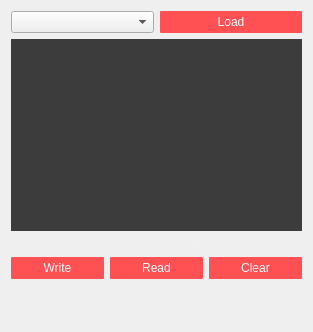
The window that GS/GUI/missionwidget.ui (UCI-UAVForge/GroundStation) describes before a commit, drawn with Qt 5.
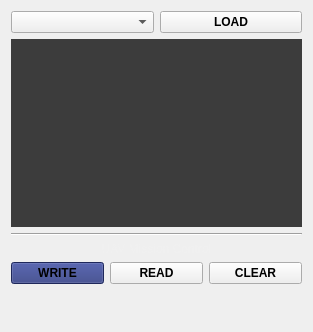
The same window after the commit. Custom widgets are drawn as their Qt base class.

```diff
--- a/GS/GUI/missionwidget.ui
+++ b/GS/GUI/missionwidget.ui
@@ -10,22 +10,25 @@
     <height>332</height>
    </rect>
   </property>
+  <property name="font">
+   <font>
+    <weight>50</weight>
+    <bold>false</bold>
+   </font>
+  </property>
   <property name="windowTitle">
    <string>Form</string>
   </property>
   <property name="styleSheet">
-   <string notr="true">QLabel {
+   <string notr="true">QComboBox {
+	outline: 0;
+}
+
+QLabel {
 	color:rgb(240,240,240);
 }
-QPushButton:pressed {
-	background-color: rgb(235,235,235)
-}
-QPushButton {
-border: 0px solid rgb(200,200,200);
-border-radius: 1px;
-background-color:rgb(255, 80, 83);
-padding:4px;
-	color: white;
+QPushButton#writeButton{
+	background-color:rgb(44, 56, 127)
 }
 
 QHeaderView {
@@ -41,7 +44,7 @@
 }</string>
   </property>
   <layout class="QGridLayout" name="gridLayout_2">
-   <item row="4" column="0">
+   <item row="6" column="0">
     <spacer name="verticalSpacer">
      <property name="orientation">
       <enum>Qt::Vertical</enum>
@@ -83,12 +86,15 @@
        </widget>
       </item>
       <item>
-       <widget class="QPushButton" name="loadButton">
-        <property name="enabled">
-         <bool>true</bool>
+       <widget class="CustomRaisedButton" name="loadButton">
+        <property name="font">
+         <font>
+          <weight>75</weight>
+          <bold>true</bold>
+         </font>
         </property>
         <property name="text">
-         <string>Load</string>
+         <string>LOAD</string>
         </property>
        </widget>
       </item>
@@ -96,29 +102,14 @@
     </widget>
    </item>
    <item row="3" column="0">
-    <layout class="QGridLayout" name="gridLayout">
-     <item row="1" column="2">
-      <widget class="QPushButton" name="clearButton">
-       <property name="text">
-        <string>Clear</string>
-       </property>
-      </widget>
-     </item>
-     <item row="1" column="0">
-      <widget class="QPushButton" name="writeButton">
-       <property name="text">
-        <string>Write</string>
-       </property>
-      </widget>
-     </item>
-     <item row="1" column="1">
-      <widget class="QPushButton" name="readButton">
-       <property name="text">
-        <string>Read</string>
-       </property>
-      </widget>
-     </item>
-    </layout>
+    <widget class="QLabel" name="label">
+     <property name="text">
+      <string>UAV Mission Control</string>
+     </property>
+     <property name="alignment">
+      <set>Qt::AlignCenter</set>
+     </property>
+    </widget>
    </item>
    <item row="1" column="0">
     <widget class="QTableView" name="missionTable">
@@ -151,18 +142,65 @@
      </attribute>
     </widget>
    </item>
+   <item row="5" column="0">
+    <layout class="QGridLayout" name="gridLayout">
+     <item row="1" column="2">
+      <widget class="CustomRaisedButton" name="clearButton">
+       <property name="font">
+        <font>
+         <weight>75</weight>
+         <bold>true</bold>
+        </font>
+       </property>
+       <property name="text">
+        <string>CLEAR</string>
+       </property>
+      </widget>
+     </item>
+     <item row="1" column="0">
+      <widget class="CustomRaisedButton" name="writeButton">
+       <property name="font">
+        <font>
+         <weight>75</weight>
+         <bold>true</bold>
+        </font>
+       </property>
+       <property name="text">
+        <string>WRITE</string>
+       </property>
+      </widget>
+     </item>
+     <item row="1" column="1">
+      <widget class="CustomRaisedButton" name="readButton">
+       <property name="font">
+        <font>
+         <weight>75</weight>
+         <bold>true</bold>
+        </font>
+       </property>
+       <property name="text">
+        <string>READ</string>
+       </property>
+      </widget>
+     </item>
+    </layout>
+   </item>
    <item row="2" column="0">
-    <widget class="QLabel" name="label">
-     <property name="text">
-      <string>UAV Mission Control</string>
-     </property>
-     <property name="alignment">
-      <set>Qt::AlignCenter</set>
+    <widget class="Line" name="line">
+     <property name="orientation">
+      <enum>Qt::Horizontal</enum>
      </property>
     </widget>
    </item>
   </layout>
  </widget>
+ <customwidgets>
+  <customwidget>
+   <class>CustomRaisedButton</class>
+   <extends>QPushButton</extends>
+   <header>customraisedbutton.h</header>
+  </customwidget>
+ </customwidgets>
  <resources/>
  <connections/>
 </ui>
```
